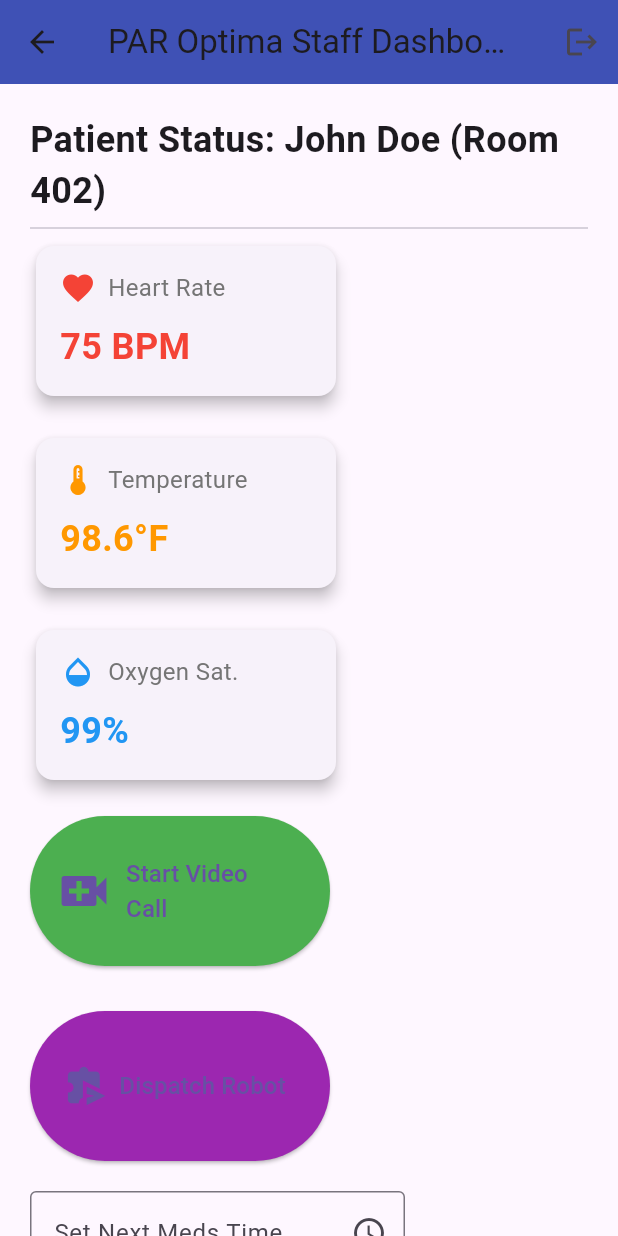
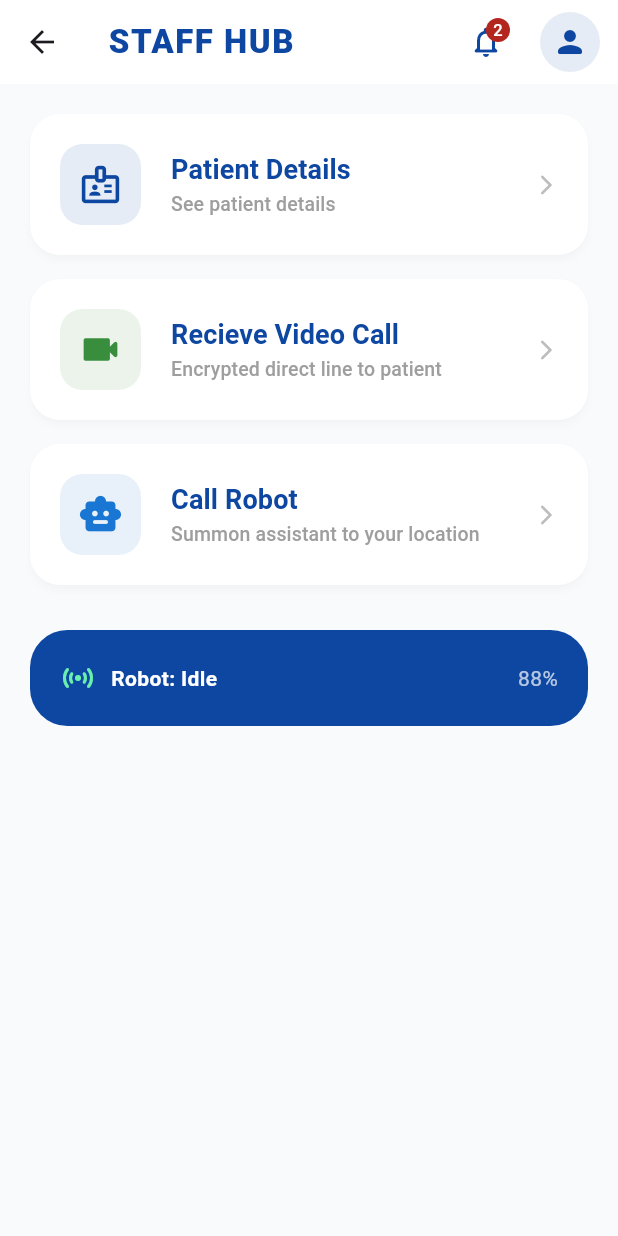
Before and after one commit to Celestial-GeekStarLord/Patient-Assistant-Robot---PAR-Optima, a Flutter app: the StaffInterface screen opened directly, on a phone screen of 412 x 824 dp. Run offline on Flutter 3.47's test engine with Material 3 defaults, Android fonts, the phone set to English and light mode, and no system bars; our stand-ins replace cloud_firestore, cloud_functions, firebase_auth, firebase_core, firebase_database, permission_handler; missing offline and left inert: agora_rtc_engine; accounts and stored records are empty; statements that could not run were skipped.

Commit message:
Account profile and Patient details created

```diff
--- a/lib/src/screens/staff_interface.dart
+++ b/lib/src/screens/staff_interface.dart
@@ -1,358 +1,231 @@
-// lib/src/screens/staff_interface.dart
-
 import 'package:flutter/material.dart';
 import 'package:provider/provider.dart';
 import '../services/patient_data_service.dart';
 import '../services/communication_service.dart';
-import 'video_call_screen.dart'; // We will use the same screen for both parties
+import 'video_call_screen.dart';
+import 'patient_details_page.dart'; // Create this file next
+import 'account.dart';
 
 class StaffInterface extends StatelessWidget {
   const StaffInterface({super.key});
 
+  // Modern Color Palette
+  final Color primaryNavy = const Color(0xFF0D47A1);
+  final Color accentBlue = const Color(0xFF1976D2);
+  final Color bgGrey = const Color(0xFFF8FAFC);
+
   @override
   Widget build(BuildContext context) {
-    // Watch the real-time data from Firebase
     final patientData = Provider.of<PatientDataService>(context);
 
-    // Get the Communication Service for the video call (to initiate it)
-    final commService = Provider.of<CommunicationService>(context);
-
-    // A simple breakpoint check for responsiveness
-    bool isLargeScreen = MediaQuery.of(context).size.width > 800;
-
     return Scaffold(
+      backgroundColor: bgGrey,
       appBar: AppBar(
-        title: const Text('PAR Optima Staff Dashboard'), // Renamed title
-        backgroundColor: Colors.indigo,
+        elevation: 0,
+        backgroundColor: Colors.white,
+        title: Text('STAFF HUB',
+            style: TextStyle(color: primaryNavy, fontWeight: FontWeight.w900, letterSpacing: 1)),
+        centerTitle: false,
         actions: [
+          //--- NOTIFICATION BUTTON ---
           IconButton(
-            icon: const Icon(Icons.logout),
-            onPressed: () {
-              // TODO: Implement Logout (Clear SharedPreferences 'isLoggedIn')
-              Navigator.pop(context); // Simple pop for now
+            icon: Badge(
+              label: Text('2'), // Example badge
+              child: Icon(Icons.notifications_none_rounded, color: primaryNavy),
+            ),
+            onPressed: () => print("Notifications opened"),
+          ),
+         //--- ACCOUNT ICON BUTTON ---
+          Padding(
+            padding: const EdgeInsets.symmetric(horizontal: 12),
+            child: GestureDetector(
+              onTap: () {
+                AccountMenu.show(
+                    context,
+                    email: "staff@hospital.com",
+                    userId: "STF-9921"
+                );
               },
-          ),
-        ],
-      ),
-      // Use a Row for the side-by-side layout on large screens
-      body: Row(
-        children: [
-          // Sidebar (Visible only on large screens)
-          if (isLargeScreen) const StaffSidebar(), // Renamed Sidebar
-          // Main Content Area
-          Expanded(
-            child: SingleChildScrollView(
-              padding: const EdgeInsets.all(20.0),
-              child: Column(
-                crossAxisAlignment: CrossAxisAlignment.start,
-                children: [
-                  const Text(
-                    'Patient Status: John Doe (Room 402)',
-                    style: TextStyle(fontSize: 24, fontWeight: FontWeight.bold),
-                  ),
-                  const Divider(),
-
-                  // Row 1: Vitals and Call Button
-                  _buildStatusRow(context, patientData, commService),
-
-                  const SizedBox(height: 30),
-
-                  // Row 2: Robot Command and Meds Update
-                  _buildCommandRow(context, patientData),
-
-                  const SizedBox(height: 30),
-
-                  // Robot Status Card
-                  _buildRobotStatusCard(patientData),
-
-                  const SizedBox(height: 30),
-
-                  // Emergency Alert Card
-                  _buildEmergencyAlertCard(context, patientData),
-                ],
+              child: CircleAvatar(
+                backgroundColor: primaryNavy.withOpacity(0.1),
+                child: Icon(Icons.person_rounded, color: primaryNavy),
               ),
             ),
           ),
         ],
       ),
-    );
-  }
+      body: SingleChildScrollView(
+        padding: const EdgeInsets.all(20.0),
+        child: Column(
+          children: [
+            if (patientData.emergencyPending) _buildEmergencyBanner(patientData),
 
-  // New widget for the Emergency Alert
-  Widget _buildEmergencyAlertCard(
-    BuildContext context,
-    PatientDataService patientData,
-  ) {
-    if (!patientData.emergencyPending) {
-      return Container(); // Hide if no emergency
-    }
-
-    return Card(
-      color: Colors.red[100],
-      elevation: 5,
-      child: Padding(
-        padding: const EdgeInsets.all(20.0),
-        child: Row(
-          mainAxisAlignment: MainAxisAlignment.spaceBetween,
-          children: [
-            Row(
-              children: [
-                const Icon(Icons.warning, color: Colors.red, size: 40),
-                const SizedBox(width: 15),
-                Text(
-                  'EMERGENCY ALERT PENDING! Patient called for help.',
-                  style: TextStyle(
-                    fontSize: 20,
-                    fontWeight: FontWeight.bold,
-                    color: Colors.red[900],
-                  ),
-                ),
-              ],
-            ),
-            ElevatedButton.icon(
-              icon: const Icon(Icons.check_circle_outline),
-              label: const Text('Resolve Alert'),
-              style: ElevatedButton.styleFrom(
-                backgroundColor: Colors.green,
-                padding: const EdgeInsets.symmetric(
-                  horizontal: 20,
-                  vertical: 15,
-                ),
-              ),
-              onPressed: () {
-                // Set emergency status back to false in Firebase
-                patientData.setEmergency(false);
-                ScaffoldMessenger.of(context).showSnackBar(
-                  const SnackBar(content: Text('Emergency alert resolved.')),
+            // --- PATIENT SELECTOR / DETAILS BUTTON ---
+            _buildActionCard(
+              title: "Patient Details",
+              subtitle: "See patient details",
+              icon: Icons.badge_outlined,
+              color: primaryNavy,
+              onTap: () {
+                Navigator.push(
+                  context,
+                  MaterialPageRoute(builder: (context) => PatientDetailsPage()),
                 );
               },
             ),
+
+            const SizedBox(height: 16),
+
+            // --- VIDEO CALL BUTTON ---
+            _buildActionCard(
+              title: "Recieve Video Call",
+              subtitle: "Encrypted direct line to patient",
+              icon: Icons.videocam_rounded,
+              color: Colors.green[700]!,
+              onTap: () {
+                Navigator.push(
+                  context,
+                  MaterialPageRoute(
+                    builder: (context) => const VideoCallScreen(
+                      channelName: "room_402",
+                      isHost: true,
+                    ),
+                  ),
+                );
+              },
+            ),
+
+            const SizedBox(height: 16),
+
+            // --- CALL ROBOT BUTTON ---
+            _buildActionCard(
+              title: "Call Robot",
+              subtitle: "Summon assistant to your location",
+              icon: Icons.smart_toy_rounded,
+              color: accentBlue,
+              onTap: () => _showConfirmation(context),
+            ),
+
+            const SizedBox(height: 30),
+
+            // --- ROBOT STATUS SECTION ---
+            _buildRobotStatusFooter(patientData),
           ],
         ),
       ),
     );
   }
 
-  Widget _buildStatusRow(
-    BuildContext context,
-    PatientDataService patientData,
-    CommunicationService commService,
-  ) {
-    return Wrap(
-      // Use Wrap for automatic wrapping on small screens
-      spacing: 20,
-      runSpacing: 20,
+  // --- REUSABLE ACTION CARD DESIGN ---
+  Widget _buildActionCard({
+    required String title,
+    required String subtitle,
+    required IconData icon,
+    required Color color,
+    required VoidCallback onTap,
+  }) {
+    return Container(
+      width: double.infinity,
+      child: ElevatedButton(
+        onPressed: onTap,
+        style: ElevatedButton.styleFrom(
+          padding: const EdgeInsets.all(20),
+          backgroundColor: Colors.white,
+          elevation: 2,
+          shadowColor: Colors.black12,
+          shape: RoundedRectangleBorder(borderRadius: BorderRadius.circular(20)),
+        ),
+        child: Row(
           children: [
-        // Vitals Display
-        VitalsCard(
-          title: 'Heart Rate',
-          value: '${patientData.heartRate} BPM',
-          icon: Icons.favorite,
-          color: Colors.red,
+            Container(
+              padding: const EdgeInsets.all(12),
+              decoration: BoxDecoration(
+                color: color.withOpacity(0.1),
+                borderRadius: BorderRadius.circular(15),
               ),
-        VitalsCard(
-          title: 'Temperature',
-          value: '${patientData.temperature}°F',
-          icon: Icons.thermostat,
-          color: Colors.orange,
+              child: Icon(icon, color: color, size: 30),
             ),
-        VitalsCard(
-          title: 'Oxygen Sat.',
-          value: '${patientData.oxygenSat}%',
-          icon: Icons.opacity,
-          color: Colors.blue,
-        ),
-
-        // Video Call Button
-        Container(
-          width: 200,
-          height: 100,
-          child: ElevatedButton.icon(
-            icon: const Icon(Icons.video_call, size: 40),
-            label: const Text(
-              'Start Video Call',
-              style: TextStyle(fontSize: 16),
-            ),
-            style: ElevatedButton.styleFrom(
-              backgroundColor: Colors.green,
-              minimumSize: const Size.fromHeight(100),
-            ),
-            onPressed: () {
-              // Staff joins the call on the same channel as the patient
-              Navigator.push(
-                context,
-                MaterialPageRoute(
-                  builder: (context) => const VideoCallScreen(
-                    channelName: "room_402",
-                    isHost: true, // Indicates this side is the staff/admin
-                  ),
-                ),
-              );
-            },
-          ),
-        ),
-      ],
-    );
-  }
-
-  Widget _buildCommandRow(
-    BuildContext context,
-    PatientDataService patientData,
-  ) {
-    return Wrap(
-      spacing: 20,
-      runSpacing: 20,
-      children: [
-        // Robot Dispatch Button
-        Container(
-          width: 200,
-          height: 100,
-          child: ElevatedButton.icon(
-            icon: const Icon(Icons.send_time_extension, size: 30),
-            label: const Text('Dispatch Robot', style: TextStyle(fontSize: 16)),
-            style: ElevatedButton.styleFrom(
-              backgroundColor: Colors.purple,
-              minimumSize: const Size.fromHeight(100),
-            ),
-             onPressed: () => print('YES')
-               // patientData.sendRobotToRoom, // Publishes command to Firebase
-          ),
-        ),
-
-        // Next Meds Update Field
-        SizedBox(
-          width: 250,
-          child: TextField(
-            onSubmitted: (value) {
-              patientData.setNextMedication(value); // Updates Firebase
-              ScaffoldMessenger.of(context).showSnackBar(
-                SnackBar(content: Text('Next medication time set to: $value')),
-              );
-            },
-            decoration: InputDecoration(
-              labelText: 'Set Next Meds Time',
-              hintText: 'e.g., 3:30 PM',
-              border: OutlineInputBorder(),
-              suffixIcon: Icon(Icons.schedule),
-            ),
-          ),
-        ),
-      ],
-    );
-  }
-
-  Widget _buildRobotStatusCard(PatientDataService patientData) {
-    return Card(
-      color: Colors.blueGrey[50],
-      elevation: 4,
-      child: Padding(
-        padding: const EdgeInsets.all(16.0),
+            const SizedBox(width: 20),
+            Expanded(
               child: Column(
                 crossAxisAlignment: CrossAxisAlignment.start,
                 children: [
-            const Text(
-              'Robot Status',
-              style: TextStyle(fontSize: 18, fontWeight: FontWeight.bold),
-            ),
-            const SizedBox(height: 8),
-            Text(
-              patientData.robotStatus ?? 'Loading...',
-              style: TextStyle(
-                fontSize: 22,
-                color: patientData.robotStatus == 'Dispatching'
-                    ? Colors.red
-                    : Colors.green,
+                  Text(title, style: TextStyle(color: primaryNavy, fontSize: 18, fontWeight: FontWeight.bold)),
+                  Text(subtitle, style: const TextStyle(color: Colors.grey, fontSize: 13)),
+                ],
               ),
             ),
+            Icon(Icons.arrow_forward_ios_rounded, size: 16, color: Colors.grey[400]),
           ],
         ),
       ),
     );
   }
+
+  void _showConfirmation(BuildContext context) {
+    showDialog(
+      context: context,
+      builder: (context) => AlertDialog(
+        shape: RoundedRectangleBorder(borderRadius: BorderRadius.circular(20)),
+        title: const Text("Robot Summoned"),
+        content: const Text("The robot is on the way to your current location."),
+        actions: [
+          TextButton(onPressed: () => Navigator.pop(context), child: const Text("OK")),
+        ],
+      ),
+    );
   }
 
-// Reusable Vitals Card Widget
-class VitalsCard extends StatelessWidget {
-  final String title;
-  final String value;
-  final IconData icon;
-  final Color color;
+  Widget _buildEmergencyBanner(PatientDataService patientData) {
+    return Container(
+      margin: const EdgeInsets.only(bottom: 20),
+      padding: const EdgeInsets.all(16),
+      decoration: BoxDecoration(
+        color: Colors.red[600],
+        borderRadius: BorderRadius.circular(20),
+      ),
+      child: Row(
+        children: [
+          const Icon(Icons.bolt_rounded, color: Colors.white, size: 30),
+          const SizedBox(width: 15),
+          const Expanded(
+            child: Text("EMERGENCY ALERT ACTIVE",
+                style: TextStyle(color: Colors.white, fontWeight: FontWeight.bold)),
+          ),
+          TextButton(
+            onPressed: () => patientData.setEmergency(false),
+            style: TextButton.styleFrom(backgroundColor: Colors.white),
+            child: const Text("RESOLVE", style: TextStyle(color: Colors.red)),
+          )
+        ],
+      ),
+    );
+  }
 
-  const VitalsCard({
-    super.key,
-    required this.title,
-    required this.value,
-    required this.icon,
-    required this.color,
-  });
-
-  @override
-  Widget build(BuildContext context) {
-    return Card(
-      elevation: 4,
-      child: Container(
-        width: 200,
-        height: 100,
-        padding: const EdgeInsets.all(16.0),
-        child: Column(
-          crossAxisAlignment: CrossAxisAlignment.start,
+  Widget _buildRobotStatusFooter(PatientDataService data) {
+    return Container(
+      padding: const EdgeInsets.all(20),
+      decoration: BoxDecoration(
+        color: primaryNavy,
+        borderRadius: BorderRadius.circular(25),
+      ),
+      child: Row(
         mainAxisAlignment: MainAxisAlignment.spaceBetween,
         children: [
           Row(
             children: [
-                Icon(icon, color: color, size: 24),
-                const SizedBox(width: 8),
-                Text(
-                  title,
-                  style: TextStyle(fontSize: 16, color: Colors.grey[600]),
-                ),
+              const Icon(Icons.sensors_rounded, color: Colors.greenAccent),
+              const SizedBox(width: 10),
+              Text("Robot: ${data.robotStatus ?? 'Idle'}", style: const TextStyle(color: Colors.white, fontWeight: FontWeight.bold)),
             ],
           ),
-            Text(
-              value,
-              style: TextStyle(
-                fontSize: 24,
-                fontWeight: FontWeight.bold,
-                color: color,
-              ),
-            ),
-          ],
-        ),
-      ),
-    );
-  }
-}
-
-// Simple placeholder for the Staff Sidebar
-class StaffSidebar extends StatelessWidget {
-  const StaffSidebar({super.key});
-
-  @override
-  Widget build(BuildContext context) {
-    return Container(
-      width: 200,
-      color: Colors.indigo[900],
-      child: ListView(
-        children: const [
-          DrawerHeader(
-            child: Text(
-              'Staff Menu',
-              style: TextStyle(color: Colors.white, fontSize: 24),
-            ),
-          ),
-          ListTile(
-            leading: Icon(Icons.dashboard, color: Colors.white),
-            title: Text('Dashboard', style: TextStyle(color: Colors.white)),
-          ),
-          ListTile(
-            leading: Icon(Icons.people, color: Colors.white70),
-            title: Text(
-              'Patients List',
-              style: TextStyle(color: Colors.white70),
-            ),
-          ),
+          const Text("88%", style: TextStyle(color: Colors.white70)),
         ],
       ),
     );
   }
+
+  void _showAccountMenu(BuildContext context) {
+    // We already discussed the Modal Bottom Sheet, you can trigger it here
   }
+}
```
Also changed, not shown: lib/src/screens/account.dart (added, +106 -0 lines), lib/src/screens/patient_details_page.dart (added, +118 -0 lines), lib/src/screens/patient_interface.dart (+9 -2 lines). Lines whose indentation alone changed are shown as unchanged.
